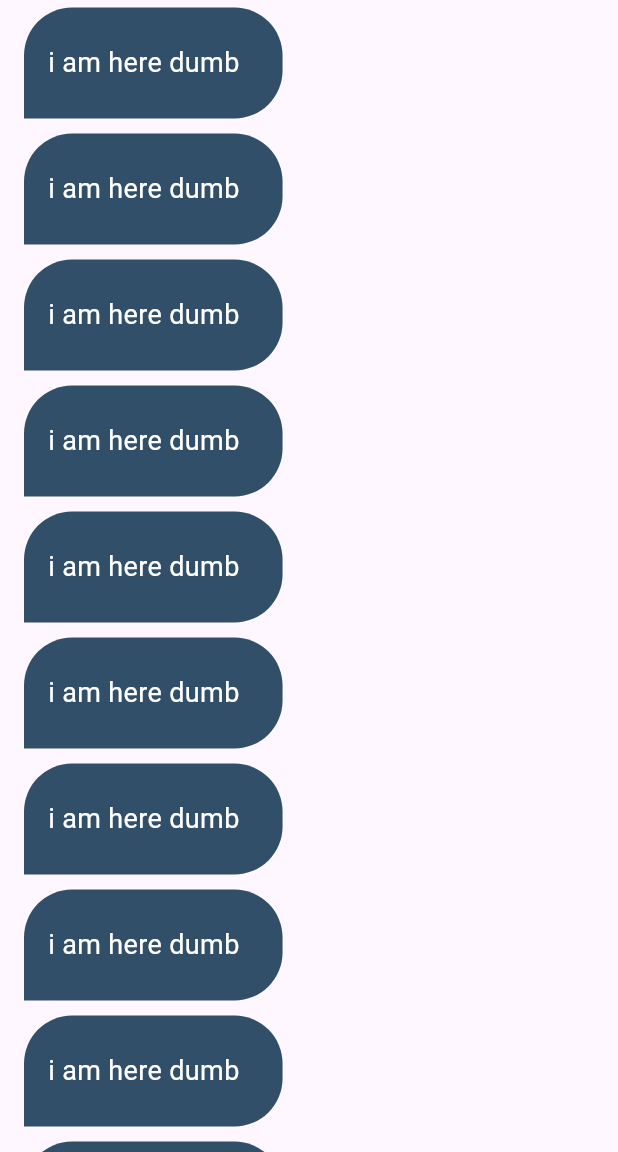
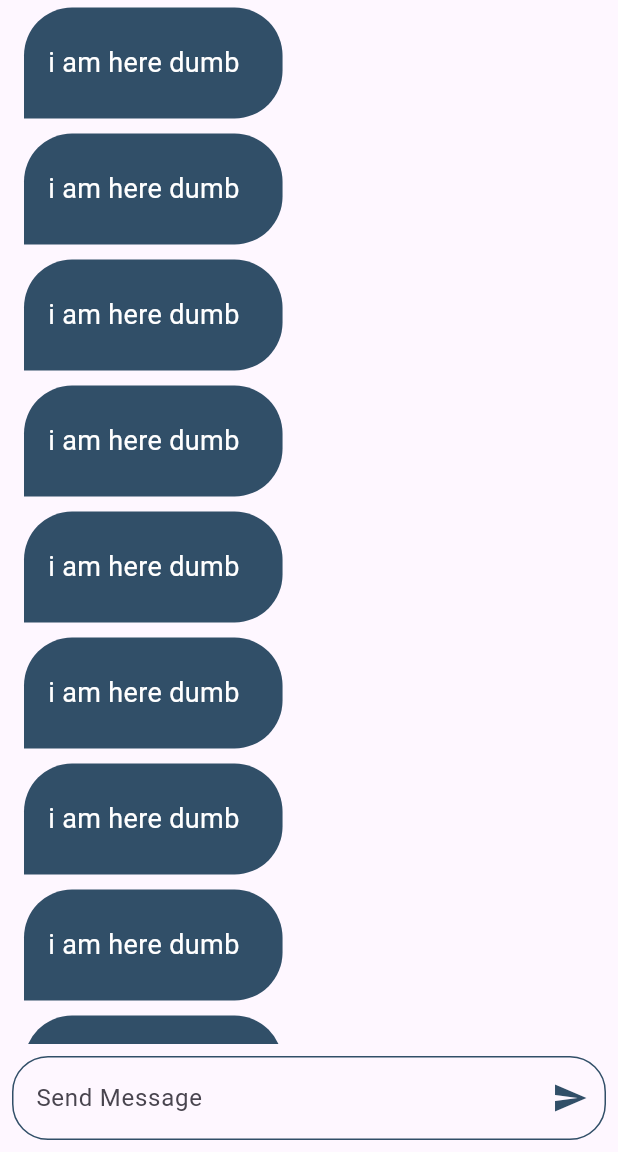
Before and after one commit to yasser-osamaa/Simple-Chat-App, a Flutter app: the ChatView screen opened by its route, on a phone screen of 412 x 824 dp, the part 84-1236 px from its top. Run offline on Flutter 3.47's test engine with Material 3 defaults, Android fonts, the phone set to English and light mode, and no system bars; our stand-ins replace firebase_auth, firebase_core, modal_progress_hud_nsn; accounts and stored records are empty.

Commit message:
add text field send message to chat view

```diff
--- a/lib/constants.dart
+++ b/lib/constants.dart
@@ -1,4 +1,5 @@
 import 'dart:ui';
 
 const Color kPrimaryColor = Color(0xff314F68);
+const kReciveMessage = Color(0xff006387);
 const kLogo = 'assets/images/scholar.png';
--- a/lib/widgets/chat_view_body.dart
+++ b/lib/widgets/chat_view_body.dart
@@ -1,5 +1,5 @@
-import 'package:chat_app/constants.dart';
 import 'package:chat_app/widgets/chat_bubble.dart';
+import 'package:chat_app/widgets/text_field_send_message.dart';
 import 'package:flutter/material.dart';
 
 class ChatViewBody extends StatelessWidget {
@@ -7,11 +7,18 @@ class ChatViewBody extends StatelessWidget {
 
   @override
   Widget build(BuildContext context) {
-    return ListView.builder(
-      itemCount: 10,
-      itemBuilder: (context, index) {
-        return const ChatBubble();
-      },
+    return Column(
+      children: [
+        Expanded(
+          child: ListView.builder(
+            itemCount: 10,
+            itemBuilder: (context, index) {
+              return const ChatBubble();
+            },
+          ),
+        ),
+        const CustomSendMessageField(),
+      ],
     );
   }
 }
--- /dev/null
+++ b/lib/widgets/text_field_send_message.dart
@@ -0,0 +1,35 @@
+import 'package:chat_app/constants.dart';
+import 'package:flutter/material.dart';
+
+class CustomSendMessageField extends StatelessWidget {
+  const CustomSendMessageField({
+    super.key,
+  });
+
+  @override
+  Widget build(BuildContext context) {
+    return Padding(
+      padding: const EdgeInsets.all(8),
+      child: TextField(
+        cursorColor: kPrimaryColor,
+        decoration: InputDecoration(
+          border: outLineBorder(),
+          enabledBorder: outLineBorder(),
+          focusedBorder: outLineBorder(),
+          hintText: 'Send Message',
+          suffixIcon: const Icon(
+            Icons.send,
+            color: kPrimaryColor,
+          ),
+        ),
+      ),
+    );
+  }
+
+  OutlineInputBorder outLineBorder() {
+    return OutlineInputBorder(
+      borderRadius: BorderRadius.circular(24),
+      borderSide: const BorderSide(color: kPrimaryColor),
+    );
+  }
+}
```
